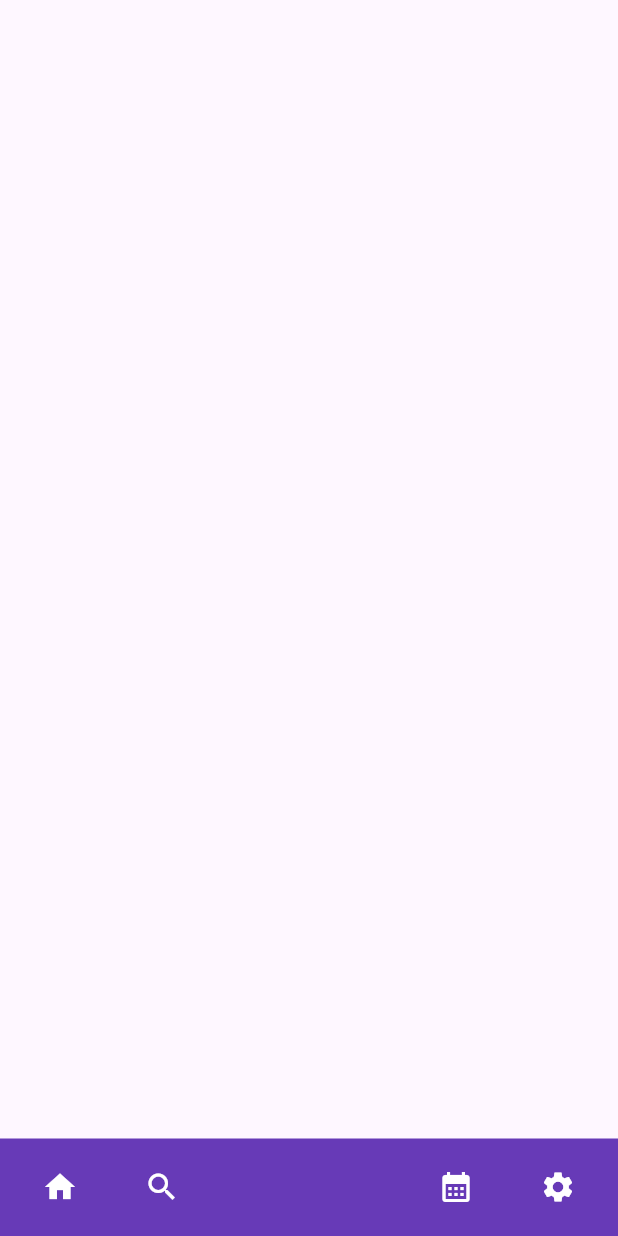
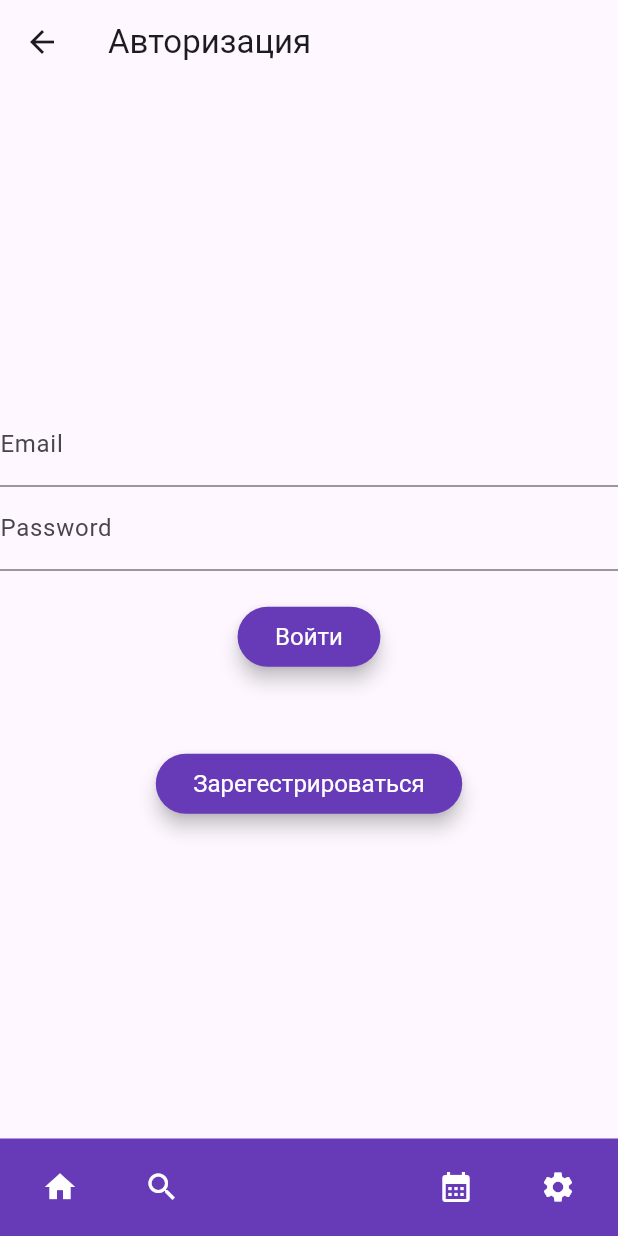
Before and after one commit to BlazEffect/shelduler-app, a Flutter app: the screen it shows after launch, item 4 of the bottom bar chosen, after a tap on "Войти", on a phone screen of 412 x 824 dp. Run offline on Flutter 3.47's test engine with Material 2 defaults, Android fonts, the phone set to English and light mode, and no system bars; missing offline and left inert: mysql_client.

Commit message:
Made the markup of the login page

```diff
--- a/lib/pages/LoginPage.dart
+++ b/lib/pages/LoginPage.dart
@@ -7,8 +7,52 @@ class LoginPage extends StatelessWidget {
 
   @override
   Widget build(BuildContext context) {
-    return const Scaffold(
-      bottomNavigationBar: AppNavigationBar(
+    return Scaffold(
+      appBar: AppBar(
+        title: const Text('Авторизация'),
+      ),
+      body: Column(
+        mainAxisAlignment: MainAxisAlignment.center,
+        children: [
+          const TextField(
+            decoration: InputDecoration(labelText: 'Email'),
+          ),
+          const TextField(
+            decoration: InputDecoration(labelText: 'Password'),
+          ),
+          Padding(
+            padding: const EdgeInsets.only(top: 20),
+            child: ElevatedButton(
+                onPressed: () {  },
+                style: TextButton.styleFrom(
+                  textStyle: const TextStyle(fontSize: 16),
+                  backgroundColor: Colors.deepPurple,
+                  foregroundColor: Colors.white,
+                  elevation: 5.0,
+                  padding: const EdgeInsets.fromLTRB(25, 10, 25, 10),
+                ),
+                child: const Text('Войти')
+            ),
+          ),
+          Padding(
+            padding: const EdgeInsets.fromLTRB(0, 50, 0, 0),
+            child: ElevatedButton(
+                onPressed: () {
+                  Navigator.pushNamed(context, '/register');
+                },
+                style: TextButton.styleFrom(
+                  textStyle: const TextStyle(fontSize: 16),
+                  backgroundColor: Colors.deepPurple,
+                  foregroundColor: Colors.white,
+                  elevation: 5.0,
+                  padding: const EdgeInsets.fromLTRB(25, 10, 25, 10),
+                ),
+                child: const Text('Зарегестрироваться')
+            ),
+          )
+        ],
+      ),
+      bottomNavigationBar: const AppNavigationBar(
         fabLocation: FloatingActionButtonLocation.centerDocked,
         shape: CircularNotchedRectangle(),
       )
```
